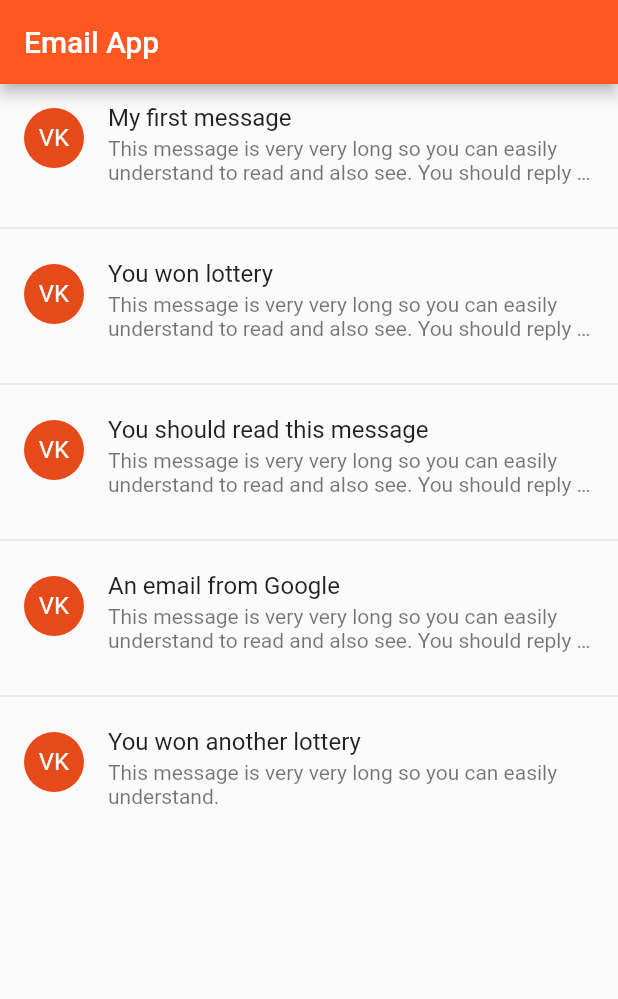
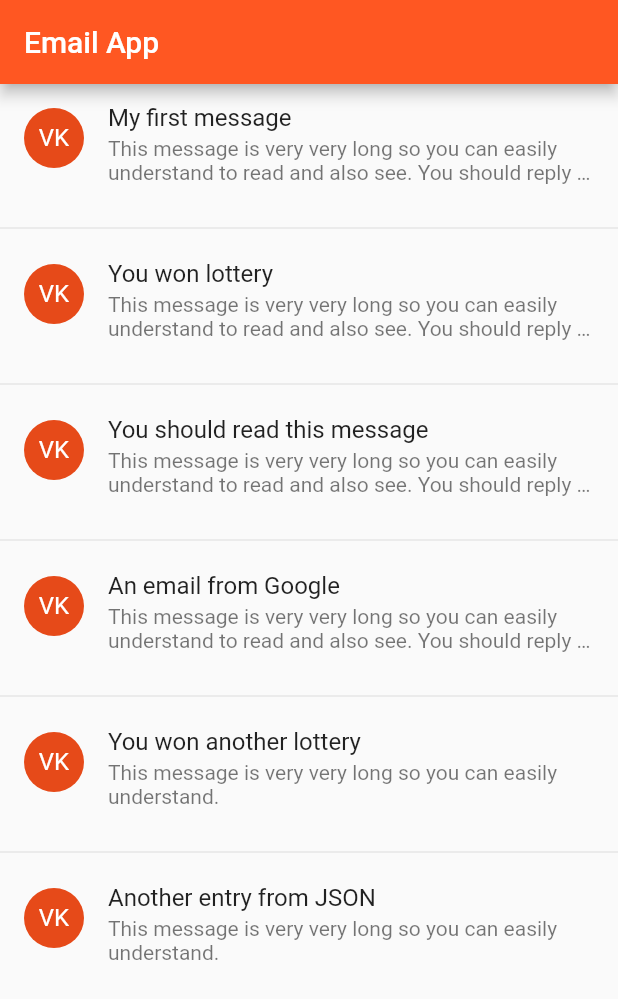
Before and after one commit to VijayGanganapalli/email_app, a Flutter app: the screen it shows after launch, on a phone screen of 412 x 824 dp. Shown: the top 999 px of the screen. Run offline on Flutter 3.47's test engine with Material 2 defaults, Android fonts, the phone set to English and light mode, and no system bars.

Commit message:
added types and json serialization

```diff
--- a/data/message.json
+++ b/data/message.json
@@ -23,5 +23,10 @@
         "subject": "You won another lottery",
         "body":
             "This message is very very long so you can easily understand."
+      },
+      {
+        "subject": "Another entry from JSON",
+        "body":
+            "This message is very very long so you can easily understand."
       }
 ]
--- /dev/null
+++ b/lib/message.dart
@@ -0,0 +1,9 @@
+class Message {
+  final String subject;
+  final String body;
+
+  Message(this.subject, this.body);
+  Message.fromJson(Map<String, dynamic> json)
+      : subject = json['subject'],
+        body = json['body'];
+}
--- a/lib/message_list.dart
+++ b/lib/message_list.dart
@@ -1,3 +1,4 @@
+import 'package:email_app/message.dart';
 import 'package:flutter/material.dart';
 import 'package:flutter/services.dart';
 import 'dart:convert';
@@ -15,11 +16,12 @@ class _MessageListState extends State<MessageList> {
   var messages = const [];
 
   Future loadMessageList() async {
-    var content = await rootBundle.loadString('data/message.json');
-    var collection = json.decode(content);
+    String content = await rootBundle.loadString('data/message.json');
+    List collection = json.decode(content);
+    List<Message> _messages =collection.map((json) => Message.fromJson(json)).toList();
 
     setState(() {
-     messages =collection;
+     messages = _messages;
     });
   }
 
@@ -39,14 +41,14 @@ class _MessageListState extends State<MessageList> {
         itemCount: messages.length,
         separatorBuilder: (BuildContext context, int index) => Divider(),
         itemBuilder: (BuildContext context, int index) {
-          var message = messages[index];
+          Message message = messages[index];
           return ListTile(
             leading: CircleAvatar(
               child: Text('VK'),
             ),
-            title: Text(message['subject']),
+            title: Text(message.subject),
             subtitle: Text(
-              message['body'],
+              message.body,
               maxLines: 2,
               overflow: TextOverflow.ellipsis,
             ),
```
